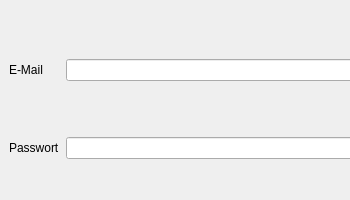
Before: the Qt Designer form login.ui in Tandaradei/haushalt, drawn with Qt 5.
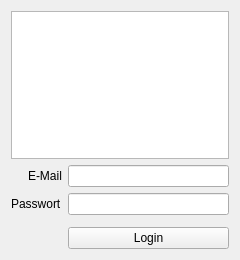
After: the same form once the commit is applied. Icons and pictures are not drawn.

The edit to the form file:
```diff
--- a/login.ui
+++ b/login.ui
@@ -6,30 +6,44 @@
    <rect>
     <x>0</x>
     <y>0</y>
-    <width>350</width>
-    <height>200</height>
+    <width>240</width>
+    <height>260</height>
    </rect>
   </property>
+  <property name="minimumSize">
+   <size>
+    <width>240</width>
+    <height>260</height>
+   </size>
+  </property>
+  <property name="maximumSize">
+   <size>
+    <width>240</width>
+    <height>260</height>
+   </size>
+  </property>
   <property name="windowTitle">
    <string>Form</string>
   </property>
-  <widget class="QWidget" name="gridLayoutWidget">
-   <property name="geometry">
-    <rect>
-     <x>9</x>
-     <y>9</y>
-     <width>381</width>
-     <height>201</height>
-    </rect>
-   </property>
-   <layout class="QGridLayout" name="gridLayout">
-    <item row="1" column="0">
-     <widget class="QLabel" name="label_2">
-      <property name="text">
-       <string>Passwort</string>
+  <layout class="QVBoxLayout" name="verticalLayout">
+   <item>
+    <widget class="QGraphicsView" name="graphicsView">
+     <property name="backgroundBrush">
+      <brush brushstyle="Dense4Pattern">
+       <color alpha="255">
+        <red>0</red>
+        <green>0</green>
+        <blue>0</blue>
+       </color>
+      </brush>
       </property>
      </widget>
     </item>
+   <item>
+    <layout class="QFormLayout" name="formLayout">
+     <property name="labelAlignment">
+      <set>Qt::AlignRight|Qt::AlignTrailing|Qt::AlignVCenter</set>
+     </property>
     <item row="0" column="0">
      <widget class="QLabel" name="label">
       <property name="text">
@@ -40,24 +54,47 @@
     <item row="0" column="1">
      <widget class="QLineEdit" name="lineEdit"/>
     </item>
+     <item row="1" column="0">
+      <widget class="QLabel" name="label_2">
+       <property name="text">
+        <string>Passwort</string>
+       </property>
+      </widget>
+     </item>
     <item row="1" column="1">
-     <widget class="QLineEdit" name="lineEdit_2"/>
-    </item>
-   </layout>
-  </widget>
-  <widget class="QPushButton" name="pushButton">
-   <property name="geometry">
-    <rect>
-     <x>50</x>
-     <y>240</y>
-     <width>341</width>
-     <height>41</height>
-    </rect>
-   </property>
+      <widget class="QLineEdit" name="lineEdit_2">
+       <property name="echoMode">
+        <enum>QLineEdit::Password</enum>
+       </property>
+      </widget>
+     </item>
+     <item row="3" column="1">
+      <widget class="QPushButton" name="pushButton_2">
    <property name="text">
-    <string>Bestätigen</string>
-   </property>
-  </widget>
+        <string>Login</string>
+       </property>
+       <property name="icon">
+        <iconset>
+         <normaloff>resources/login.png</normaloff>resources/login.png</iconset>
+       </property>
+      </widget>
+     </item>
+     <item row="2" column="1">
+      <spacer name="verticalSpacer">
+       <property name="orientation">
+        <enum>Qt::Vertical</enum>
+       </property>
+       <property name="sizeHint" stdset="0">
+        <size>
+         <width>20</width>
+         <height>20</height>
+        </size>
+       </property>
+      </spacer>
+     </item>
+    </layout>
+   </item>
+  </layout>
  </widget>
  <resources/>
  <connections/>
```
Left out of the diff: 2 changed lines with no effect on the pictures. Lines whose indentation alone changed are shown as unchanged.
